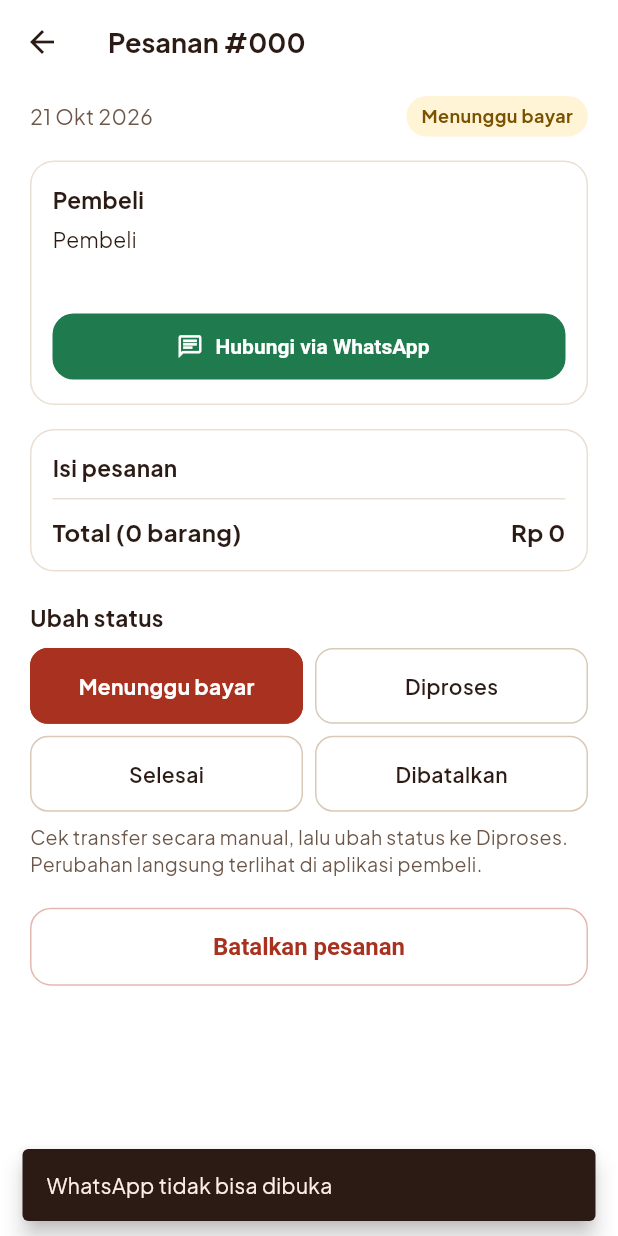
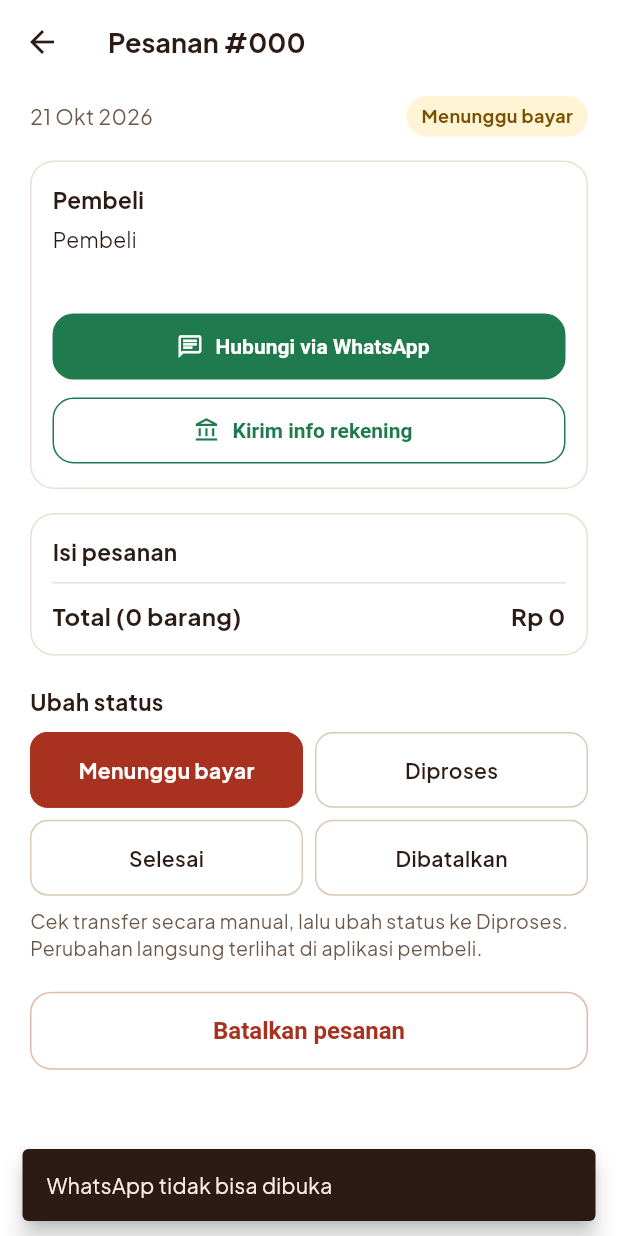
Before and after one commit to alwi-web/Jahe-Sabila-313.apk, a Flutter app: the AdminOrderDetailScreen screen opened directly with empty values, after a tap on "Hubungi via WhatsApp", on a phone screen of 412 x 824 dp. Run offline on Flutter 3.47's test engine with Material 3 defaults, Android fonts, the phone set to English and light mode, and no system bars; our stand-ins replace google_fonts, image_picker, pdf, printing, share_plus, supabase_flutter; missing offline and left inert: excel; accounts and stored records are empty.

Commit message:
Perbaiki layar hitam dan tambah info rekening via WhatsApp (#4)
* Perbaiki layar hitam saat aplikasi dibuka

- Matikan Impeller lewat AndroidManifest; di sebagian HP Android
  mesin render ini membuat layar hitam.
- Tampilkan layar memuat segera, lalu siapkan Supabase. Kalau gagal
  (atau lebih dari 20 detik), tampilkan pesan error dan tombol Coba lagi
  alih-alih layar hitam.

Co-Authored-By: Claude Opus 5.5 <noreply@anthropic.com>
Claude-Session: https://claude.ai/code/session_01VnVquaV24vzXngisXNKw6i

* Pesan WA berisi no. HP dan tombol admin Kirim info rekening

- Pesan checkout ke toko kini mencantumkan No. HP pembeli dan meminta
  info rekening.
- Admin: tombol "Kirim info rekening" di detail pesanan (status Menunggu
  bayar) membuka WA pembeli dengan total, rekening toko, dan permintaan
  bukti transfer.
- config.dart: rekeningToko (masih kosong, diisi pemilik toko).

Co-Authored-By: Claude Opus 5.5 <noreply@anthropic.com>
Claude-Session: https://claude.ai/code/session_01VnVquaV24vzXngisXNKw6i

---------

Co-authored-by: Claude <noreply@anthropic.com>

```diff
--- a/lib/config.dart
+++ b/lib/config.dart
@@ -9,4 +9,8 @@ const supabaseAnonKey = 'eyJhbGciOiJIUzI1NiIsInR5cCI6IkpXVCJ9.eyJpc3MiOiJzdXBhYm
 /// Contoh: 6281234567890
 const sellerWhatsApp = '6288808425275';
 
+/// Rekening toko yang dikirim admin ke pembeli lewat WhatsApp.
+/// Contoh: 'BCA 1234567890 a.n. Sabila 313'. Pisahkan beberapa rekening dengan baris baru (\n).
+const rekeningToko = '';
+
 bool get supabaseConfigured => !supabaseUrl.contains('XXXXXXXX') && !supabaseAnonKey.startsWith('ISI_');
--- a/lib/screens/admin/admin_order_detail_screen.dart
+++ b/lib/screens/admin/admin_order_detail_screen.dart
@@ -2,10 +2,12 @@ import 'package:flutter/material.dart';
 import 'package:provider/provider.dart';
 import 'package:url_launcher/url_launcher.dart';
 
+import '../../config.dart';
 import '../../data/app_state.dart';
 import '../../data/models.dart';
 import '../../theme.dart';
 import '../../utils/format.dart';
+import '../../utils/whatsapp.dart';
 import '../../widgets/common.dart';
 import 'admin_shell.dart';
 
@@ -58,14 +60,25 @@ class _AdminOrderDetailScreenState extends State<AdminOrderDetailScreen> {
     return digits;
   }
 
-  Future<void> _contact() async {
+  Future<void> _contact([String? message]) async {
     final number = _waNumber(o.buyerPhone);
-    final text = 'Halo ${o.buyerName}, terkait pesanan #${o.number} di Jahe Merah Sabila 313.';
+    final text = message ?? 'Halo ${o.buyerName}, terkait pesanan #${o.number} di Jahe Merah Sabila 313.';
     final uri = Uri.https('wa.me', number.isEmpty ? '/' : '/$number', {'text': text});
     final ok = await launchUrl(uri, mode: LaunchMode.externalApplication);
     if (!ok && mounted) {
       ScaffoldMessenger.of(context).showSnackBar(const SnackBar(content: Text('WhatsApp tidak bisa dibuka')));
     }
+  }
+
+  /// Mengirim total dan rekening toko ke pembeli, sekaligus meminta bukti transfer.
+  Future<void> _sendPaymentInfo() async {
+    if (rekeningToko.trim().isEmpty) {
+      ScaffoldMessenger.of(context).showSnackBar(
+        const SnackBar(content: Text('Rekening toko belum diisi (rekeningToko di config.dart)')),
+      );
+      return;
+    }
+    await _contact(buildPaymentMessage(o));
   }
 
   @override
@@ -99,6 +112,19 @@ class _AdminOrderDetailScreenState extends State<AdminOrderDetailScreen> {
                 icon: const Icon(Icons.chat_outlined, size: 18),
                 label: const Text('Hubungi via WhatsApp', style: TextStyle(fontSize: 14)),
               ),
+              if (o.status == OrderStatus.waitingPayment) ...[
+                const SizedBox(height: 8),
+                OutlinedButton.icon(
+                  style: OutlinedButton.styleFrom(
+                    foregroundColor: AppColors.whatsapp,
+                    side: const BorderSide(color: AppColors.whatsapp),
+                    minimumSize: const Size.fromHeight(44),
+                  ),
+                  onPressed: _sendPaymentInfo,
+                  icon: const Icon(Icons.account_balance_outlined, size: 18),
+                  label: const Text('Kirim info rekening', style: TextStyle(fontSize: 14)),
+                ),
+              ],
             ]),
           ),
           const SizedBox(height: 16),
```
Also changed, not shown: lib/main.dart (+61 -12 lines), lib/utils/whatsapp.dart (+22 -3 lines), 2 other files.
